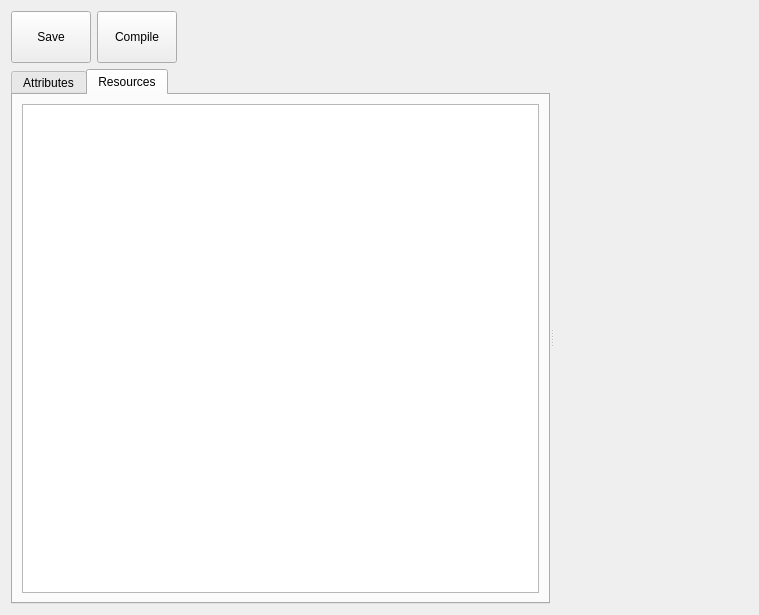
This is Tools/ValkyrieEditor/ShaderGraph/ShaderGraphView.ui in marcellfischbach/CobaltSKY as Qt 5 draws it before an edit. The edited form follows.
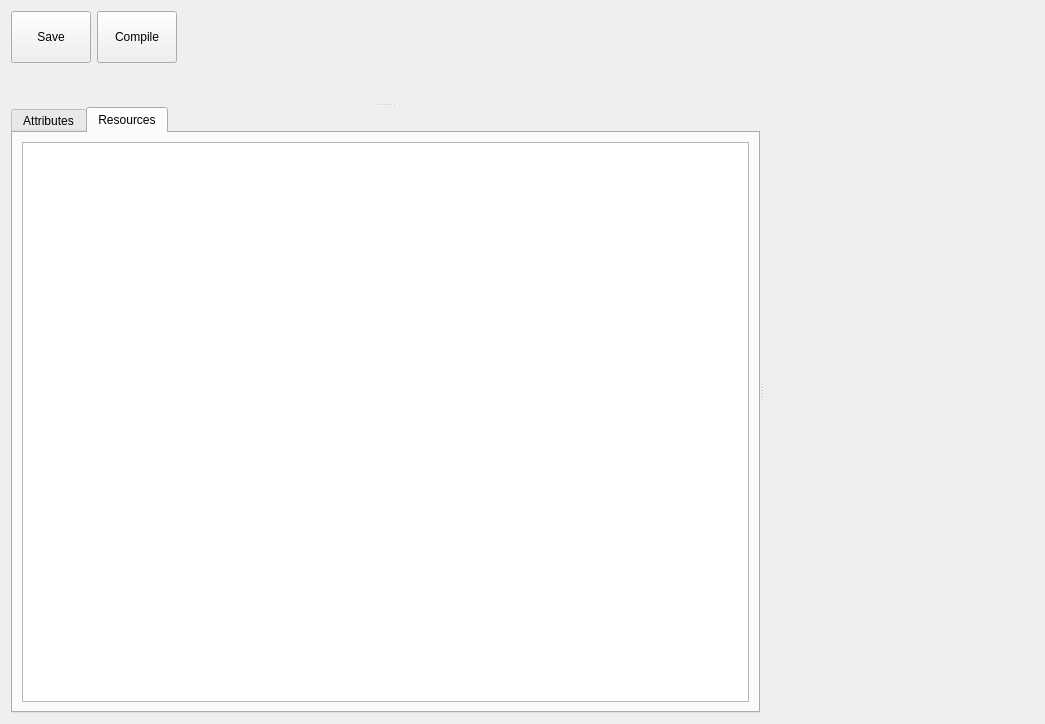
This is the edited form. Icons and pictures are not drawn.

Commit message: Added a preview widget. But massive problems with qt and framebuffers.

```diff
--- a/Tools/ValkyrieEditor/ShaderGraph/ShaderGraphView.ui
+++ b/Tools/ValkyrieEditor/ShaderGraph/ShaderGraphView.ui
@@ -6,8 +6,8 @@
    <rect>
     <x>0</x>
     <y>0</y>
-    <width>759</width>
-    <height>615</height>
+    <width>1045</width>
+    <height>724</height>
    </rect>
   </property>
   <property name="windowTitle">
@@ -84,38 +84,59 @@
     </layout>
    </item>
    <item row="1" column="0">
-    <widget class="QSplitter" name="splitter">
+    <widget class="QSplitter" name="splitterHorizontal">
+     <property name="sizePolicy">
+      <sizepolicy hsizetype="Expanding" vsizetype="MinimumExpanding">
+       <horstretch>0</horstretch>
+       <verstretch>0</verstretch>
+      </sizepolicy>
+     </property>
      <property name="orientation">
       <enum>Qt::Horizontal</enum>
      </property>
-     <widget class="QFrame" name="frame">
-      <property name="frameShape">
-       <enum>QFrame::NoFrame</enum>
-      </property>
-      <property name="frameShadow">
-       <enum>QFrame::Plain</enum>
-      </property>
-      <property name="lineWidth">
-       <number>0</number>
+     <property name="opaqueResize">
+      <bool>false</bool>
+     </property>
+     <property name="childrenCollapsible">
+      <bool>false</bool>
+     </property>
+     <widget class="QSplitter" name="splitterVertical">
+      <property name="sizePolicy">
+       <sizepolicy hsizetype="Preferred" vsizetype="Preferred">
+        <horstretch>0</horstretch>
+        <verstretch>0</verstretch>
+       </sizepolicy>
       </property>
-      <layout class="QVBoxLayout" name="verticalLayout">
-       <property name="spacing">
-        <number>0</number>
-       </property>
-       <property name="leftMargin">
-        <number>0</number>
-       </property>
-       <property name="topMargin">
-        <number>0</number>
-       </property>
-       <property name="rightMargin">
-        <number>0</number>
+      <property name="orientation">
+       <enum>Qt::Vertical</enum>
+      </property>
+      <property name="opaqueResize">
+       <bool>false</bool>
+      </property>
+      <property name="childrenCollapsible">
+       <bool>false</bool>
+      </property>
+      <widget class="QWidget" name="wPreview" native="true">
+       <property name="sizePolicy">
+        <sizepolicy hsizetype="Preferred" vsizetype="Preferred">
+         <horstretch>0</horstretch>
+         <verstretch>0</verstretch>
+        </sizepolicy>
        </property>
-       <property name="bottomMargin">
-        <number>0</number>
+       <property name="baseSize">
+        <size>
+         <width>0</width>
+         <height>0</height>
+        </size>
        </property>
-       <item>
+      </widget>
         <widget class="QTabWidget" name="tabWidget">
+       <property name="sizePolicy">
+        <sizepolicy hsizetype="Preferred" vsizetype="Preferred">
+         <horstretch>0</horstretch>
+         <verstretch>0</verstretch>
+        </sizepolicy>
+       </property>
          <property name="currentIndex">
           <number>1</number>
          </property>
@@ -207,18 +228,6 @@
            <string>Resources</string>
           </attribute>
           <layout class="QGridLayout" name="gridLayout_4">
-           <property name="leftMargin">
-            <number>9</number>
-           </property>
-           <property name="topMargin">
-            <number>9</number>
-           </property>
-           <property name="rightMargin">
-            <number>9</number>
-           </property>
-           <property name="bottomMargin">
-            <number>9</number>
-           </property>
            <item row="0" column="0">
             <widget class="QScrollArea" name="scrollArea">
              <property name="frameShape">
@@ -244,8 +253,8 @@
                <rect>
                 <x>0</x>
                 <y>0</y>
-                <width>442</width>
-                <height>493</height>
+              <width>634</width>
+              <height>593</height>
                </rect>
               </property>
               <layout class="QGridLayout" name="gridLayout_5">
@@ -278,8 +287,6 @@
           </layout>
          </widget>
         </widget>
-       </item>
-      </layout>
      </widget>
      <widget class="QWidget" name="wShaderGraphView" native="true"/>
     </widget>
```
Lines whose indentation alone changed are shown as unchanged. The commit also changes 35 other files.
